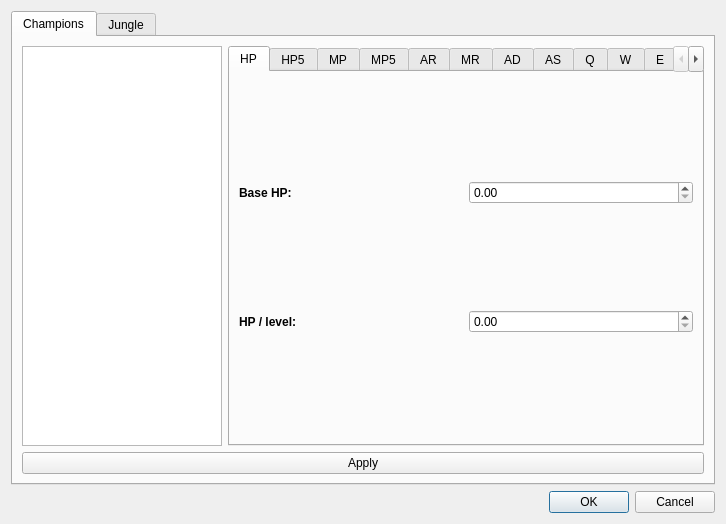
Above: stats.ui from SandvichVonNom/JungleModel before the change. Below: the same form after it.
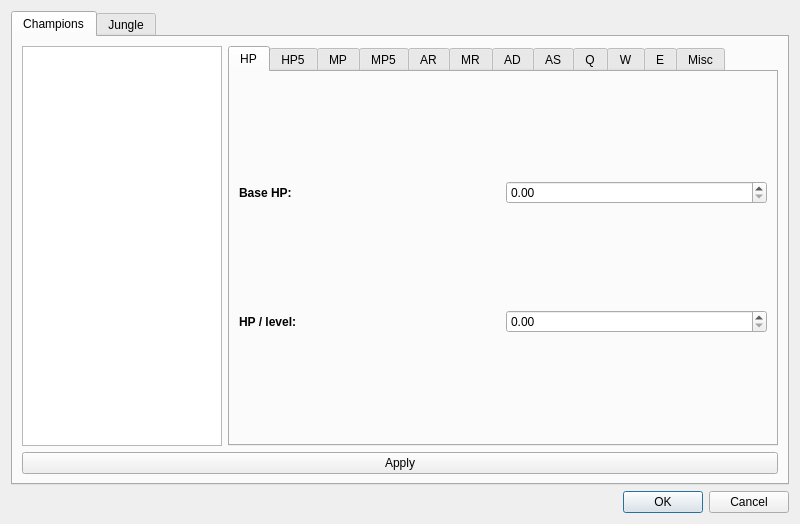
That is the form after the change. The open tabs and pages were chosen to show the change.

Commit message: Updating stats.cpp with new variables that were added in previous commit

The edit to the form file:
```diff
--- a/stats.ui
+++ b/stats.ui
@@ -6,7 +6,7 @@
    <rect>
     <x>0</x>
     <y>0</y>
-    <width>726</width>
+    <width>800</width>
     <height>524</height>
    </rect>
   </property>
@@ -70,7 +70,11 @@
               </widget>
              </item>
              <item row="0" column="1">
-              <widget class="QDoubleSpinBox" name="hpBase"/>
+              <widget class="QDoubleSpinBox" name="hpBase">
+               <property name="maximum">
+                <double>999.000000000000000</double>
+               </property>
+              </widget>
              </item>
              <item row="1" column="0">
               <widget class="QLabel" name="label_14">
@@ -86,7 +90,11 @@
               </widget>
              </item>
              <item row="1" column="1">
-              <widget class="QDoubleSpinBox" name="hpLevel"/>
+              <widget class="QDoubleSpinBox" name="hpLevel">
+               <property name="maximum">
+                <double>999.000000000000000</double>
+               </property>
+              </widget>
              </item>
             </layout>
            </widget>
```
Left out of the diff: 86 changed lines with no effect on the pictures. The commit also changes 3 other files.
